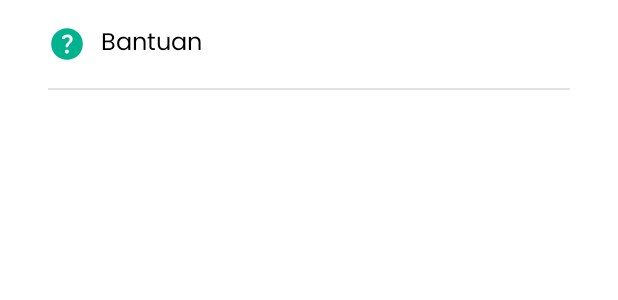
After one commit to womenincode/CapstoneSIBDicoding-097-Fotokui, an Android app: the layout item_profile_activity.xml on its own in the app's theme, with its tools: preview values and no code run, on a phone screen of 412 x 824 dp. The commit adds this screen. Shown: the top 300 px of the screen. Run offline under Robolectric (Android 15) with nearby library versions, the phone set to English and light mode, and no system bars.

Commit message:
Add profile screen

```diff
--- /dev/null
+++ b/app/src/main/res/layout/item_profile_activity.xml
@@ -0,0 +1,36 @@
+<?xml version="1.0" encoding="utf-8"?>
+<layout xmlns:android="http://schemas.android.com/apk/res/android"
+    xmlns:app="http://schemas.android.com/apk/res-auto"
+    xmlns:tools="http://schemas.android.com/tools">
+
+    <data>
+        <variable
+            name="profileActivity"
+            type="com.capstone.fotokui.domain.ProfileActivity" />
+    </data>
+
+    <LinearLayout
+        android:layout_width="match_parent"
+        android:layout_height="wrap_content"
+        android:orientation="vertical">
+
+        <TextView
+            style="@style/body1Style"
+            android:layout_width="match_parent"
+            android:layout_height="wrap_content"
+            android:gravity="center_vertical"
+            android:drawablePadding="10dp"
+            android:text="@{profileActivity.title}"
+            android:paddingVertical="16dp"
+            android:paddingHorizontal="32dp"
+            app:icon="@{profileActivity.icon}"
+            tools:drawableStart="@drawable/ic_help"
+            tools:text="Bantuan" />
+
+        <View
+            android:layout_width="match_parent"
+            android:layout_height="1dp"
+            android:layout_marginHorizontal="32dp"
+            android:background="#FFE2E2E2" />
+    </LinearLayout>
+</layout>
--- a/app/src/main/res/navigation/home_navigation.xml
+++ b/app/src/main/res/navigation/home_navigation.xml
@@ -21,7 +21,7 @@
         tools:layout="@layout/fragment_favorite_photographer" />
     <fragment
         android:id="@+id/profileFragment"
-        android:name="com.capstone.fotokui.ui.ProfileFragment"
+        android:name="com.capstone.fotokui.ui.profile.ProfileFragment"
         android:label="fragment_profile"
         tools:layout="@layout/fragment_profile" />
     <activity
--- a/app/src/main/res/values/strings.xml
+++ b/app/src/main/res/values/strings.xml
@@ -43,5 +43,8 @@
     <string name="nearby_photographer">FOTOGRAFER TERDEKAT</string>
     <string name="favorite_photographer">FOTOGRAFER FAVORIT</string>
 
+    <string name="favorite_photographer_title">Fotographer Favorit</string>
+
     <string name="photographer_experience_format">%s %s</string>
+    <string name="logout">Keluar</string>
 </resources>
```
Also changed, not shown: app/src/main/java/com/capstone/fotokui/domain/ProfileActivity.kt (added, +8 -0 lines), app/src/main/java/com/capstone/fotokui/ui/ProfileFragment.kt (deleted, +0 -27 lines), app/src/main/java/com/capstone/fotokui/ui/profile/EpoxyProfileController.kt (added, +28 -0 lines), app/src/main/java/com/capstone/fotokui/ui/profile/ProfileFragment.kt (added, +55 -0 lines), app/src/main/java/com/capstone/fotokui/utils/BindingAdapters.kt (+9 -0 lines), app/src/main/res/layout/fragment_profile.xml (+3 -103 lines), app/src/main/res/layout/item_activity.xml (deleted, +0 -11 lines), app/src/main/res/layout/item_profile_activity_title.xml (added, +17 -0 lines), app/src/main/res/layout/item_profile_header.xml (added, +65 -0 lines).
